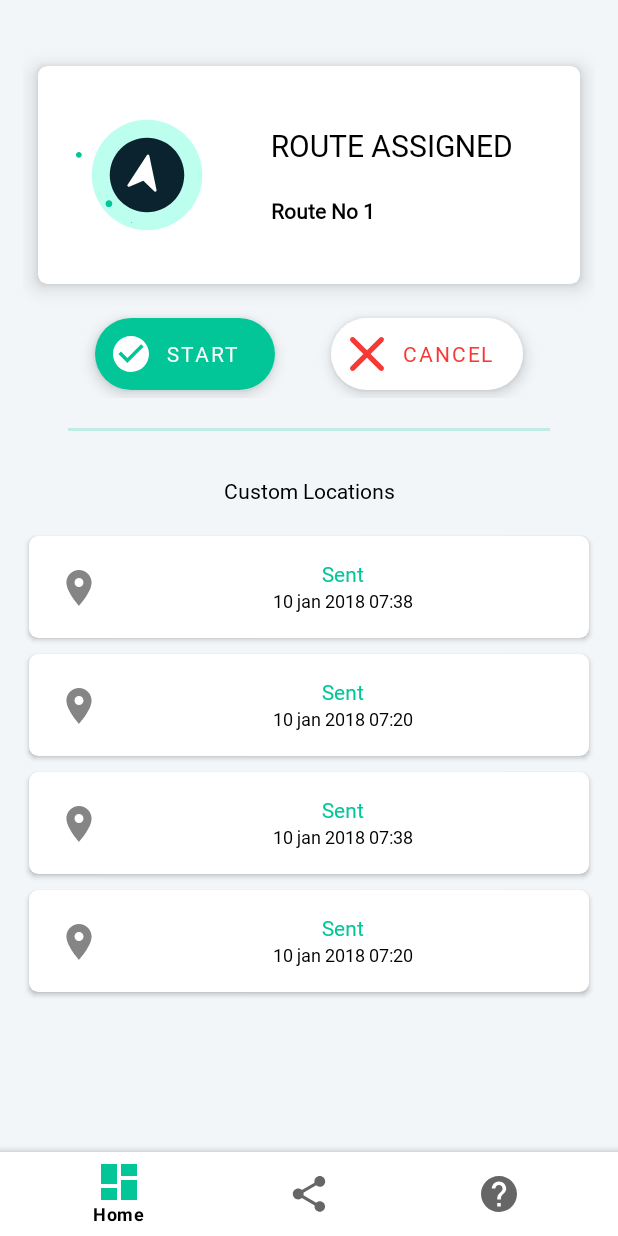
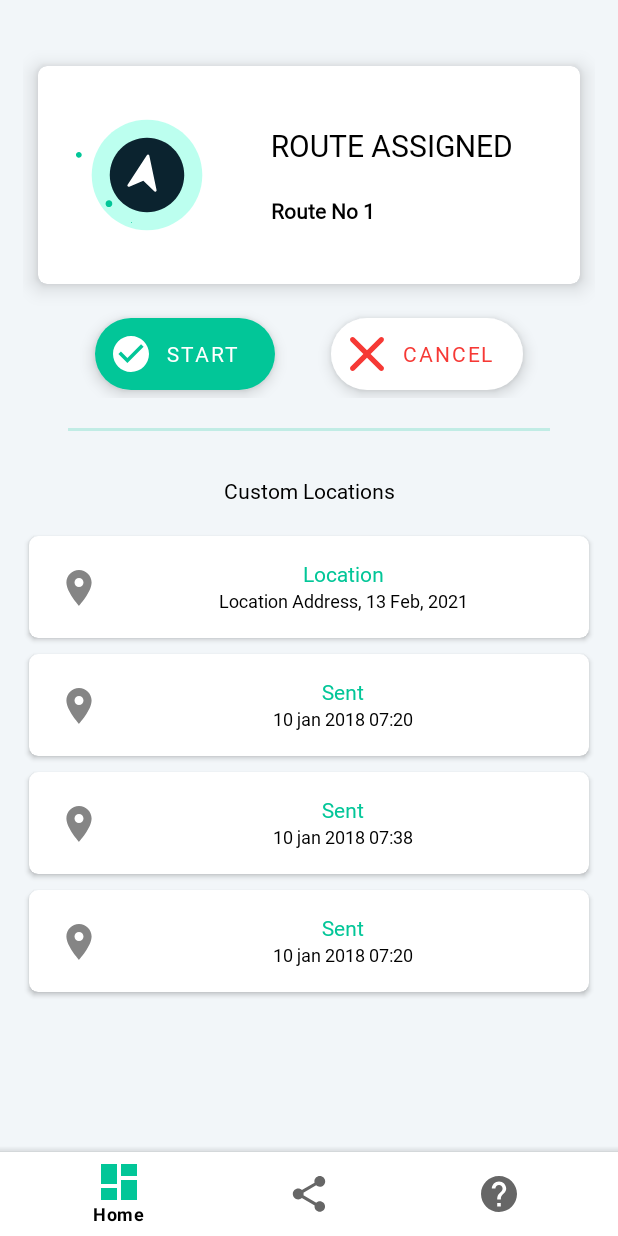
Before and after one commit to inomag/Poriskar, an Android app: the HomeActivity screen opened directly, with no data from a screen before it, on a phone screen of 412 x 824 dp. Run offline under Robolectric (Android 15) with nearby library versions, the phone set to English and light mode, and no system bars; our stand-ins replace Firebase (no records; nobody signed in at launch, a user with empty details on screens opened directly); 1 statement that could not run was skipped.

```diff
--- a/Moderator/app/src/main/java/com/example/moderator/HomeActivity.java
+++ b/Moderator/app/src/main/java/com/example/moderator/HomeActivity.java
@@ -1,5 +1,6 @@
 package com.example.moderator;
 
+import android.content.Intent;
 import android.graphics.PorterDuff;
 import android.os.Bundle;
 import android.view.Menu;
@@ -21,15 +22,25 @@ public class HomeActivity extends AppCompatActivity {
     private NestedScrollView nested_scroll_view;
     private BottomNavigationView bottomNavigationView;
 
+
+    String myString;
+
     @Override
     protected void onCreate(Bundle savedInstanceState) {
         super.onCreate(savedInstanceState);
         setContentView(R.layout.activity_home);
+        Intent intent=getIntent();
+        myString=intent.getStringExtra("phone");
+
         initComponent();
         if (savedInstanceState == null) {
             getSupportFragmentManager().beginTransaction().replace(R.id.fragment_container,
                     new HomeFragment()).commit();
         }
+    }
+
+    public String getMyData(){
+        return myString;
     }
 
 
--- a/Moderator/app/src/main/java/com/example/moderator/HomeFragment.java
+++ b/Moderator/app/src/main/java/com/example/moderator/HomeFragment.java
@@ -1,5 +1,7 @@
 package com.example.moderator;
 
+import android.app.Activity;
+import android.content.Intent;
 import android.os.Bundle;
 
 import androidx.fragment.app.Fragment;
@@ -7,13 +9,43 @@ import androidx.fragment.app.Fragment;
 import android.view.LayoutInflater;
 import android.view.View;
 import android.view.ViewGroup;
+import android.widget.TextView;
+import android.widget.Toast;
+
+import com.airbnb.lottie.LottieAnimationView;
+import com.google.firebase.firestore.FirebaseFirestore;
 
 public class HomeFragment extends Fragment {
 
+    private FirebaseFirestore db = FirebaseFirestore.getInstance();
+    private TextView route_head, route_info;
+    private LottieAnimationView home_anim;
     @Override
     public View onCreateView(LayoutInflater inflater, ViewGroup container,
                              Bundle savedInstanceState) {
         // Inflate the layout for this fragment
-        return inflater.inflate(R.layout.fragment_home, container, false);
+        View RootView =inflater.inflate(R.layout.fragment_home, container, false);
+    String phone;
+
+        HomeActivity activity = (HomeActivity)getActivity();
+        phone=activity.getMyData();
+
+        Toast.makeText(activity, phone, Toast.LENGTH_SHORT).show();
+
+        route_head = RootView.findViewById(R.id.route_head);
+        route_info = RootView.findViewById(R.id.route_info);
+
+        home_anim = RootView.findViewById(R.id.home_anim);
+
+        driverRoute();
+
+        return RootView;
+
     }
+
+    private void driverRoute() {
+//        db.collection("drivers");
+    }
+
+
 }
--- a/Moderator/app/src/main/java/com/example/moderator/Login.java
+++ b/Moderator/app/src/main/java/com/example/moderator/Login.java
@@ -52,7 +52,14 @@ public class Login extends AppCompatActivity {
                                     List<DocumentSnapshot> doc = task.getResult().getDocuments();
                                     String passcode = doc.get(0).getString("password");
                                     if (pass.equals(passcode)){
-                                        startActivity(new Intent(getApplicationContext(),HomeActivity.class));
+                                       Intent intent = new Intent(getApplicationContext(),HomeActivity.class);
+                                       intent.putExtra("phone",String.valueOf(l));
+                                       startActivity(intent);
+
+
+
+
+
                                         Toast.makeText(getApplicationContext(),"Successful",Toast.LENGTH_SHORT).show();
                                     }
                                     else{
--- a/Moderator/app/src/main/res/layout/fragment_home.xml
+++ b/Moderator/app/src/main/res/layout/fragment_home.xml
@@ -48,6 +48,7 @@
                             android:orientation="horizontal">
 
                             <com.airbnb.lottie.LottieAnimationView
+                                android:id="@+id/home_anim"
                                 android:layout_width="125dp"
                                 android:layout_height="125dp"
                                 app:lottie_loop="true"
@@ -61,6 +62,7 @@
                                 android:gravity="center_vertical"
                                 android:orientation="vertical">
                                 <TextView
+                                    android:id="@+id/route_head"
                                     android:layout_width="wrap_content"
                                     android:layout_height="wrap_content"
                                     android:text="ROUTE ASSIGNED"
@@ -69,7 +71,7 @@
                                     android:fontFamily="@font/montserrat_light"
                                     android:textColor="@color/black"/>
                                 <TextView
-                                    android:id="@+id/address"
+                                    android:id="@+id/route_info"
                                     android:layout_width="wrap_content"
                                     android:layout_height="wrap_content"
                                     android:text="Route No 1"
@@ -187,7 +189,7 @@
                                 <TextView
                                     android:layout_width="wrap_content"
                                     android:layout_height="wrap_content"
-                                    android:text="Sent"
+                                    android:text="Location"
                                     android:fontFamily="@font/montserrat_regular"
                                     android:textAppearance="@style/Base.TextAppearance.AppCompat.Body2"
                                     android:textColor="@color/green" />
@@ -196,7 +198,7 @@
                                 <TextView
                                     android:layout_width="wrap_content"
                                     android:layout_height="wrap_content"
-                                    android:text="10 jan 2018 07:38"
+                                    android:text="Location Address, 13 Feb, 2021"
                                     android:fontFamily="@font/montserrat_regular"
                                     android:textAppearance="@style/Base.TextAppearance.AppCompat.Caption"
                                     android:textColor="@color/black" />
```
Also changed, not shown: 41 other files.
